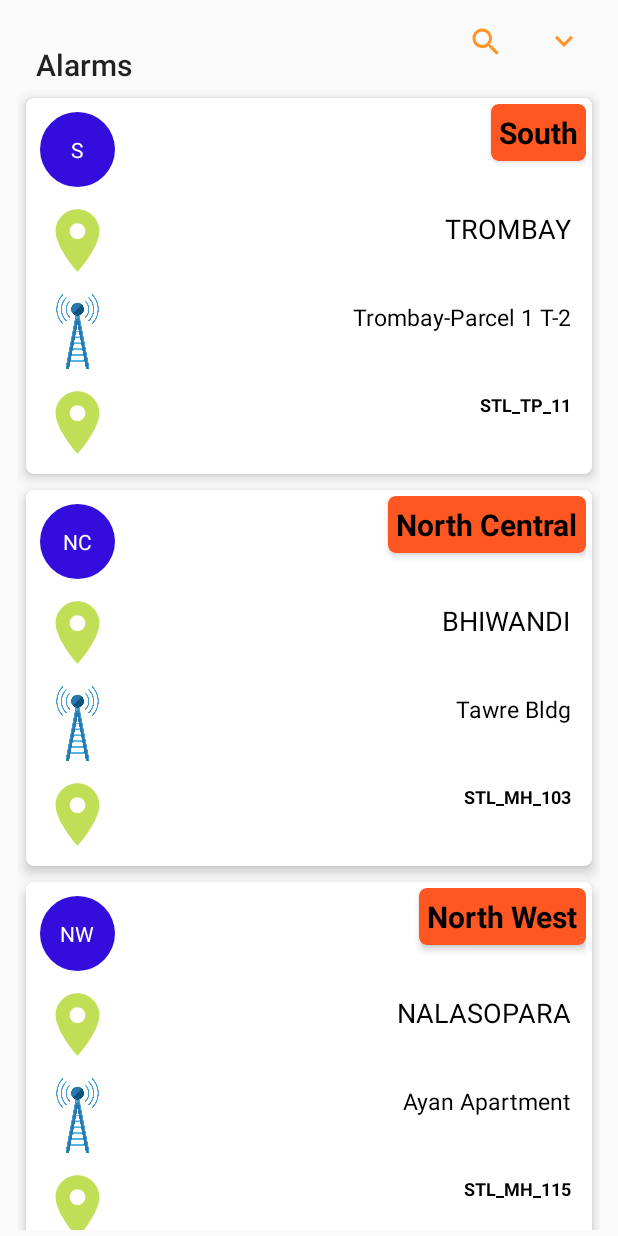
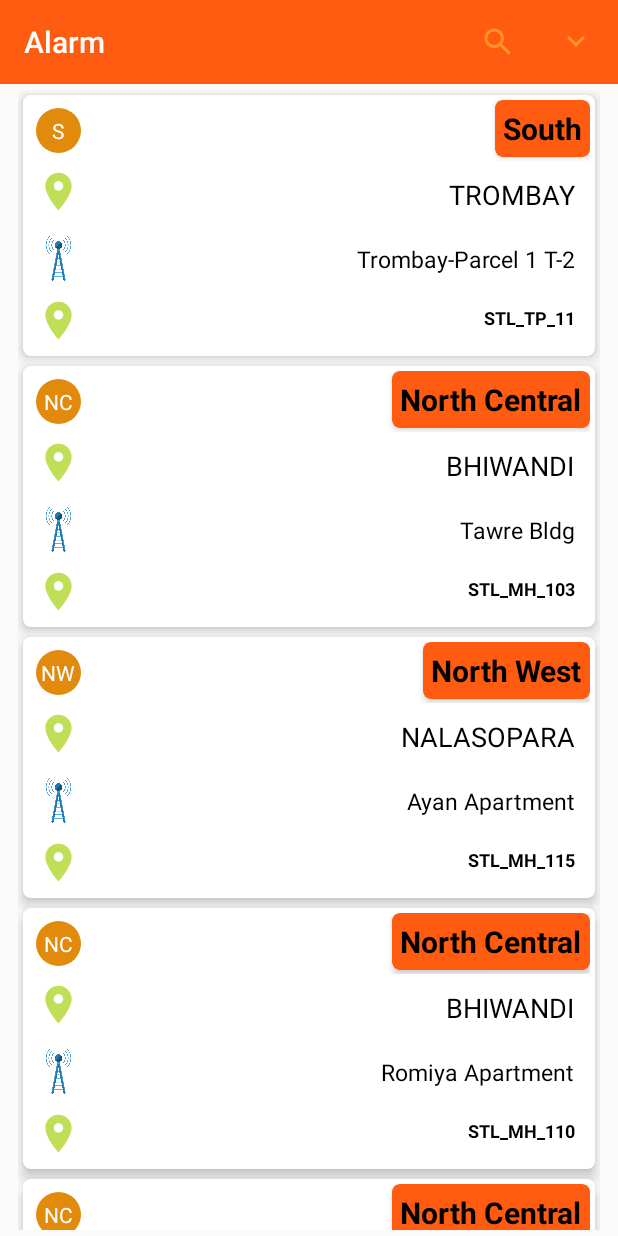
Before and after one commit to abhishekgupta-99/Suyog_App, an Android app: the screen it shows after launch (MainActivity), on a phone screen of 412 x 824 dp. Run offline under Robolectric (Android 15) with nearby library versions, the phone set to English and light mode, and no system bars.

Commit message:
ui improvement

```diff
--- a/app/src/main/AndroidManifest.xml
+++ b/app/src/main/AndroidManifest.xml
@@ -15,9 +15,7 @@
         android:supportsRtl="true"
         android:theme="@style/AppTheme">
         <service android:name="org.eclipse.paho.android.service.MqttService" />
-
-        <activity android:name=".Activities.MainActivity"
-            android:label="Alarms">
+        <activity android:name=".Activities.MainActivity">
             <intent-filter>
                 <action android:name="android.intent.action.MAIN" />
                 <category android:name="android.intent.category.LAUNCHER" />
--- a/app/src/main/java/com/example/bhavya/suyog/Activities/MainActivity.java
+++ b/app/src/main/java/com/example/bhavya/suyog/Activities/MainActivity.java
@@ -158,11 +158,15 @@ public class MainActivity extends AppCompatActivity {
 
         Alarms_toolbar = (Toolbar) findViewById(R.id.app_toolbar);
         setSupportActionBar(Alarms_toolbar);
+        getSupportActionBar().setTitle("Alarm");
+        Alarms_toolbar.setTitleTextColor(getResources().getColor(R.color.white));
         toolbar_title=findViewById(R.id.app_toolbar_name);
-      //  toolbar_title.setText("Alarms");
+        //toolbar_title.setText("Alarms");
         //toolbar_text.setText(R.string.ongoing_player);
-        //Objects.requireNonNull(getSupportActionBar()).setTitle("      Alarms     ");
-        getWindow().setStatusBarColor(ContextCompat.getColor(this, R.color.white));
+        //Objects.requireNonNull(getSupportActionBar()).setTitle("Alarms");
+        getWindow().setStatusBarColor(ContextCompat.getColor(this, R.color.black));
+
+
 
     }
 }
--- a/app/src/main/res/drawable/bg_circle.xml
+++ b/app/src/main/res/drawable/bg_circle.xml
@@ -4,7 +4,7 @@
     android:padding="10dp">
 
     <solid
-        android:color="#330ddc" />
+        android:color="#E28A0B" />
 
     <size
         android:height="40dp"
--- /dev/null
+++ b/app/src/main/res/drawable/ic_filter.xml
@@ -0,0 +1,4 @@
+<vector android:height="24dp" android:viewportHeight="393.99002"
+    android:viewportWidth="393" android:width="24dp" xmlns:android="http://schemas.android.com/apk/res/android">
+    <path android:fillColor="#D80027" android:pathData="m372.313,0h-351.262c-6.195,-0.012 -11.875,3.449 -14.707,8.961 -2.871,5.586 -2.367,12.313 1.301,17.414l128.688,181.281c0.043,0.063 0.09,0.121 0.133,0.184 4.676,6.313 7.203,13.957 7.219,21.816v147.797c-0.027,4.379 1.691,8.582 4.777,11.688 3.086,3.105 7.281,4.848 11.656,4.848 2.227,0 4.426,-0.445 6.48,-1.297l72.313,-27.574c6.48,-1.977 10.781,-8.09 10.781,-15.453v-120.008c0.012,-7.855 2.543,-15.504 7.215,-21.816 0.043,-0.063 0.09,-0.121 0.133,-0.184l128.684,-181.289c3.668,-5.098 4.172,-11.82 1.301,-17.406 -2.832,-5.512 -8.512,-8.973 -14.711,-8.961zM240.781,195.992c-7.188,9.754 -11.074,21.547 -11.098,33.664v117.578l-66,25.164v-142.742c-0.023,-12.117 -3.91,-23.91 -11.102,-33.664l-124.934,-175.992h338.07zM240.781,195.992"/>
+</vector>
--- a/app/src/main/res/layout/activity_main.xml
+++ b/app/src/main/res/layout/activity_main.xml
@@ -13,10 +13,8 @@
         layout="@layout/app_toolbar"
         android:layout_width="match_parent"
         android:minHeight="?actionBarSize"
-        android:layout_height="wrap_content"
-        android:layout_marginStart="8dp"
+        android:layout_height="?actionBarSize"
         android:layout_marginTop="8dp"
-        android:layout_marginEnd="8dp"
         app:layout_constraintEnd_toEndOf="parent"
         app:layout_constraintStart_toStartOf="parent"
         app:layout_constraintBottom_toTopOf="@+id/recycler_view"
--- a/app/src/main/res/layout/alarm_list_item.xml
+++ b/app/src/main/res/layout/alarm_list_item.xml
@@ -3,14 +3,14 @@
     xmlns:app="http://schemas.android.com/apk/res-auto"
     android:layout_width="match_parent"
     android:layout_height="wrap_content"
-    android:layout_margin="5dp"
+    android:layout_margin="3dp"
     app:cardElevation="5dp"
     app:cardCornerRadius="5dp">
 
     <RelativeLayout
         android:layout_width="match_parent"
         android:layout_height="match_parent"
-        android:layout_margin="4dp">
+        android:layout_margin="3dp">
 
 <RelativeLayout
     android:layout_width="wrap_content"
@@ -18,21 +18,21 @@
     android:layout_height="wrap_content">
 
     <TextView
-        android:layout_width="50dp"
+        android:layout_width="30dp"
         android:layout_margin="5dp"
         android:background="@drawable/bg_circle"
         android:text="W"
         android:id="@+id/zone_initials"
         android:textColor="#ffff"
         android:gravity="center"
-        android:layout_height="50dp" />
+        android:layout_height="30dp" />
 
     <android.support.v7.widget.CardView
         android:layout_width="wrap_content"
         android:layout_alignParentEnd="true"
         app:cardElevation="3dp"
         app:cardCornerRadius="5dp"
-        app:cardBackgroundColor="#FF5722"
+        app:cardBackgroundColor="@color/orange"
         android:layout_height="wrap_content">
 
     <TextView
@@ -59,9 +59,9 @@
         android:layout_height="wrap_content">
         <ImageView
             android:layout_margin="5dp"
-            android:layout_width="50dp"
+            android:layout_width="30dp"
             android:src="@drawable/ic_location"
-            android:layout_height="50dp" />
+            android:layout_height="30dp" />
         <TextView
             android:id="@+id/textView_location"
             android:layout_width="wrap_content"
@@ -81,10 +81,10 @@
         android:layout_below="@+id/location"
         android:layout_height="wrap_content">
         <ImageView
-            android:layout_width="50dp"
+            android:layout_width="30dp"
             android:layout_margin="5dp"
             android:src="@drawable/tower_icon"
-            android:layout_height="50dp" />
+            android:layout_height="30dp" />
 
 
         <TextView
@@ -106,10 +106,10 @@
         android:layout_height="wrap_content">
 
         <ImageView
-            android:layout_width="50dp"
+            android:layout_width="30dp"
             android:layout_margin="5dp"
             android:src="@drawable/ic_location"
-            android:layout_height="50dp" />
+            android:layout_height="30dp" />
 
 
         <TextView
--- a/app/src/main/res/layout/app_toolbar.xml
+++ b/app/src/main/res/layout/app_toolbar.xml
@@ -6,14 +6,14 @@
         android:id="@+id/app_toolbar"
         android:layout_width="match_parent"
         android:layout_height="wrap_content"
-        android:layout_marginStart="8dp"
+        android:background="@color/orange"
         android:layout_marginTop="8dp"
-        android:layout_marginEnd="8dp"
         android:layout_marginBottom="8dp"
         android:minHeight="?actionBarSize"
-        android:textColor="@color/black"
+        android:textColor="@color/white"
         android:textSize="18sp"
-        app:layout_constraintBottom_toBottomOf="parent"
+    android:fitsSystemWindows="true"
+    app:layout_constraintBottom_toBottomOf="parent"
         app:layout_constraintEnd_toEndOf="parent"
         app:layout_constraintStart_toStartOf="parent"
         app:layout_constraintTop_toTopOf="parent">
@@ -24,8 +24,9 @@
             android:layout_height="?actionBarSize"
             android:layout_margin="15dp"
             android:gravity="center"
+            android:clickable="false"
             android:textAlignment="center"
-            android:textColor="@color/black"
+            android:textColor="@color/white"
             android:textStyle="bold" />
 
     </android.support.v7.widget.Toolbar>
--- a/app/src/main/res/menu/search_menu.xml
+++ b/app/src/main/res/menu/search_menu.xml
@@ -4,12 +4,12 @@
 
     <group android:checkableBehavior="all">
     <item android:id="@+id/search_Location"
-        android:icon="@drawable/ic_search_options"
+        android:icon="@drawable/ic_filter"
         app:showAsAction="never"
         android:title="Location"/>
     <item
         android:id="@+id/search_Zone"
-        android:icon="@drawable/ic_search_options"
+        android:icon="@drawable/ic_filter"
         android:title="Zone"
         app:showAsAction="never"
         android:checkable="true"/>
--- a/app/src/main/res/values/colors.xml
+++ b/app/src/main/res/values/colors.xml
@@ -7,5 +7,6 @@
     <color name="lightgreenprimary">#00d300</color>
     <color name="black">#000000</color>
     <color name="white">#FFFFFF</color>
+    <color name="orange">#FF5C11</color>
 
 </resources>
```
